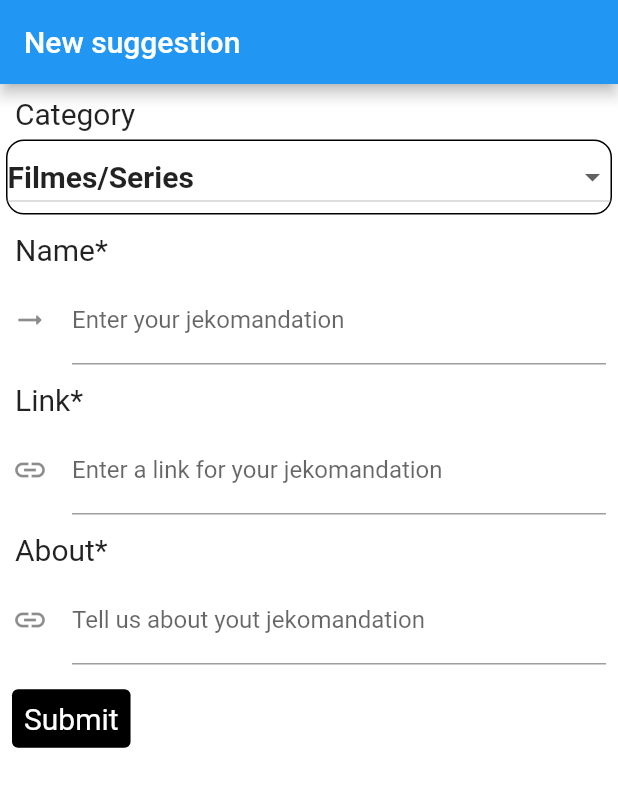
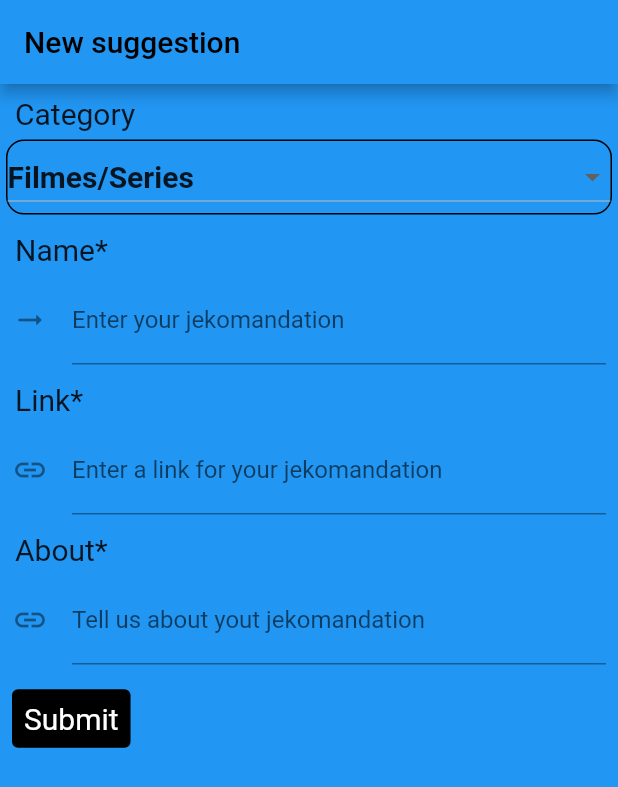
Before and after one commit to jeKnowledge/jekomendation, a Flutter app: the makeSuggestion screen opened by its route, on a phone screen of 412 x 824 dp. Shown: the top 787 px of the screen. Run offline on Flutter 3.47's test engine with Material 2 defaults, Android fonts, the phone set to English and light mode, and no system bars; our stand-ins replace flutter_rating_bar, go_router, google_sign_in; network calls fail.

Commit message:
Changes to Make suggestion Page, and improvement in home design in the

```diff
--- a/frontend/lib/pages/make_suggestion.dart
+++ b/frontend/lib/pages/make_suggestion.dart
@@ -17,7 +17,7 @@ class _makeSuggestionState extends State<makeSuggestion> {
       //     "1028574994519-m4jie21dv7jjg5ae4skkd57qr60erkbh.apps.googleusercontent.com",
       );
 
-  final items = ['Filmes/Series', 'Livro', 'Musica', 'Series', 'Jogo','Viagens'];
+  final items = ['Filmes/Series', 'Livro', 'Musica', 'Jogo', 'Viagens'];
   String? value = 'Filmes/Series';
   String category = 'Filmes/Series';
   late String currentUser;
@@ -37,9 +37,10 @@ class _makeSuggestionState extends State<makeSuggestion> {
   Widget build(BuildContext context) {
     return Scaffold(
         appBar: AppBar(
+          backgroundColor: Colors.blue,
           title: const Text('New suggestion'),
         ),
-        backgroundColor: Colors.white,
+        backgroundColor: Colors.blue,
         body: SafeArea(
           child: Form(
             key: _formKey,
@@ -91,8 +92,7 @@ class _makeSuggestionState extends State<makeSuggestion> {
                         icon: Icon(Icons.arrow_right_alt_rounded),
                         border: UnderlineInputBorder(),
                         labelText: 'Enter your jekomandation',
-                        focusColor: Colors.red
-                        ),
+                        focusColor: Colors.red),
                     showCursor: true,
                     cursorColor: Colors.black,
                     validator: (value) {
@@ -122,7 +122,7 @@ class _makeSuggestionState extends State<makeSuggestion> {
                         icon: Icon(Icons.link),
                         border: UnderlineInputBorder(),
                         labelText: 'Enter a link for your jekomandation',
-                        focusColor: Colors.black),
+                        focusColor: Colors.white),
                     showCursor: true,
                     cursorColor: Colors.black,
                     validator: (value) {
@@ -210,13 +210,14 @@ class _makeSuggestionState extends State<makeSuggestion> {
         'about': _about.text,
         'user': currentUser,
         'rating': "-1",
-
       }),
     );
 
-    if (response.statusCode == 200) {
-      print(response.body);
+    backToHome();
   }
+
+  void backToHome() {
+    context.go('/');
   }
 
   void getToken() async {
```
Also changed, not shown: frontend/lib/main.dart (+13 -6 lines), frontend/lib/pages/suggetions_page.dart (+2 -6 lines), 1 other file. Lines whose indentation alone changed are shown as unchanged.
